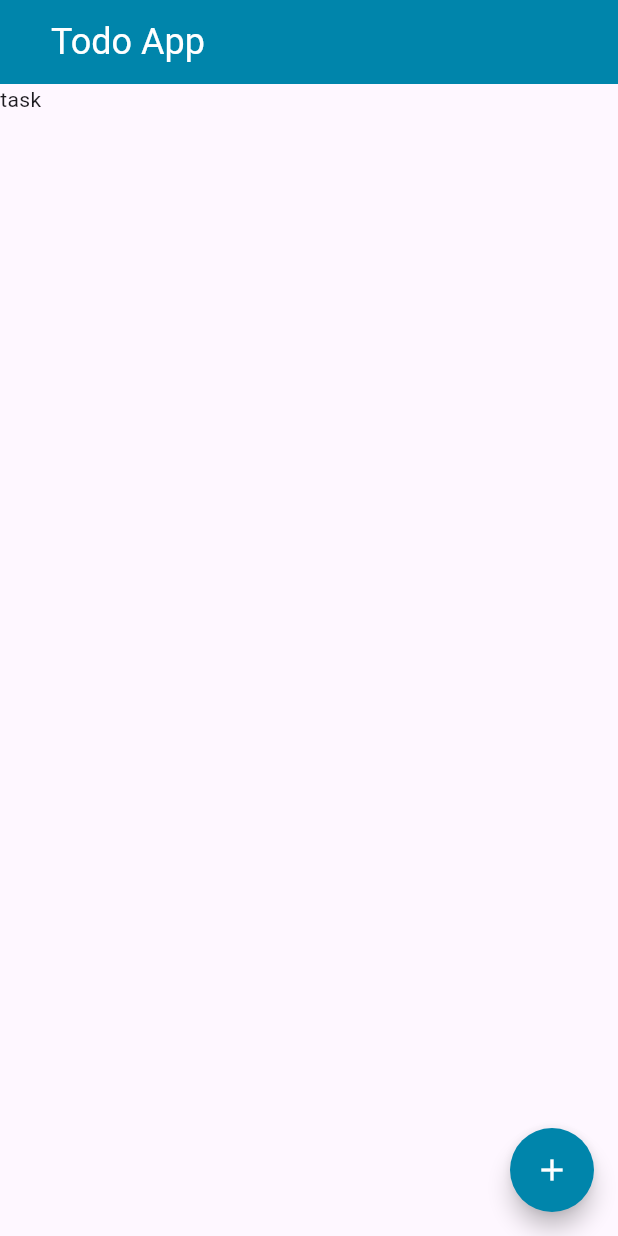
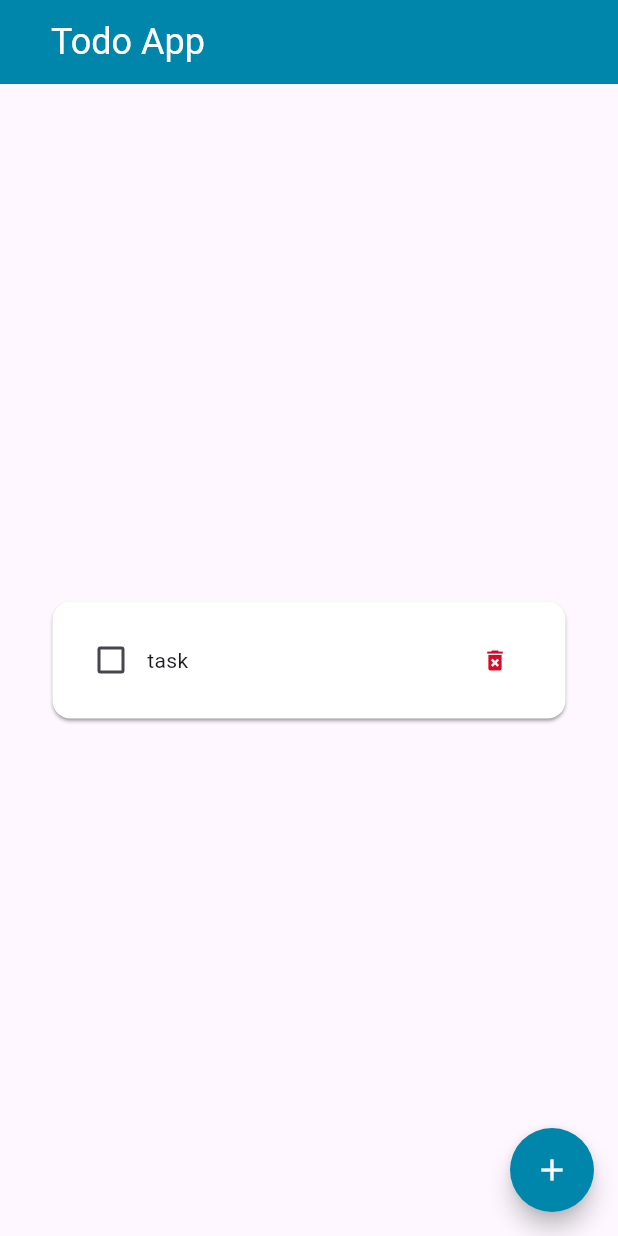
Before and after one commit to inoren-ten/todo_demo_flutter, a Flutter app: the screen it shows after launch, after a tap on the "add" icon, on a phone screen of 412 x 824 dp. Run offline on Flutter 3.47's test engine with Material 2 defaults, Android fonts, the phone set to English and light mode, and no system bars; our stand-ins replace flutter_riverpod, riverpod_annotation; generated files the repository leaves out were written again.

Commit message:
add: todo list box #9

```diff
--- /dev/null
+++ b/lib/component/todo/todo_list_box.dart
@@ -0,0 +1,53 @@
+import 'package:flutter/material.dart';
+import 'package:flutter_riverpod/flutter_riverpod.dart';
+import 'package:namer_app/constant/colors.dart';
+import 'package:namer_app/provider/todos_provider.dart';
+
+class TodoListBox extends ConsumerWidget {
+  const TodoListBox({
+    super.key,
+    required this.id,
+  });
+
+  final int id;
+
+  @override
+  Widget build(BuildContext context, WidgetRef ref) {
+    final todos = ref.watch(todosNotifierProvider);
+    final todo = todos[id];
+    final notifier = ref.read(todosNotifierProvider.notifier);
+
+    return SizedBox(
+      width: 350,
+      child: Card(
+        color: AppColors.primaryWhite,
+        shadowColor: AppColors.primaryBlack,
+        child: Padding(
+          padding: const EdgeInsets.all(15),
+          child: Row(
+            mainAxisAlignment: MainAxisAlignment.spaceBetween,
+            children: [
+              Row(children: [
+                Checkbox(
+                  value: todo.finish,
+                  onChanged: (bool? check) {
+                    notifier.handleFinishTodo(id: id);
+                  },
+                ),
+                Text(todo.title),
+              ]),
+              TextButton(
+                  onPressed: () {
+                    notifier.deleteTodo(id: id);
+                  },
+                  child: Icon(
+                    Icons.delete_forever,
+                    color: AppColors.primaryRed,
+                  ))
+            ],
+          ),
+        ),
+      ),
+    );
+  }
+}
--- a/lib/view/todos_page.dart
+++ b/lib/view/todos_page.dart
@@ -2,6 +2,7 @@ import 'package:flutter/material.dart';
 import 'package:flutter_riverpod/flutter_riverpod.dart';
 import 'package:namer_app/component/button/add_todo_button.dart';
 import 'package:namer_app/component/header/main_header.dart';
+import 'package:namer_app/component/todo/todo_list_box.dart';
 import 'package:namer_app/provider/todos_provider.dart';
 
 class TodosPage extends ConsumerWidget {
@@ -11,9 +12,16 @@ class TodosPage extends ConsumerWidget {
 
     return Scaffold(
       appBar: const MainHeader(),
-      body: Column(children: [
-        for (var todo in todos) Text(todo.title),
-      ]),
+      body: Center(
+        child: SingleChildScrollView(
+          child: Column(mainAxisAlignment: MainAxisAlignment.start, children: [
+            for (var todo in todos)
+              TodoListBox(
+                id: todo.id,
+              ),
+          ]),
+        ),
+      ),
       floatingActionButton: AddTodoButton(),
     );
   }
```
